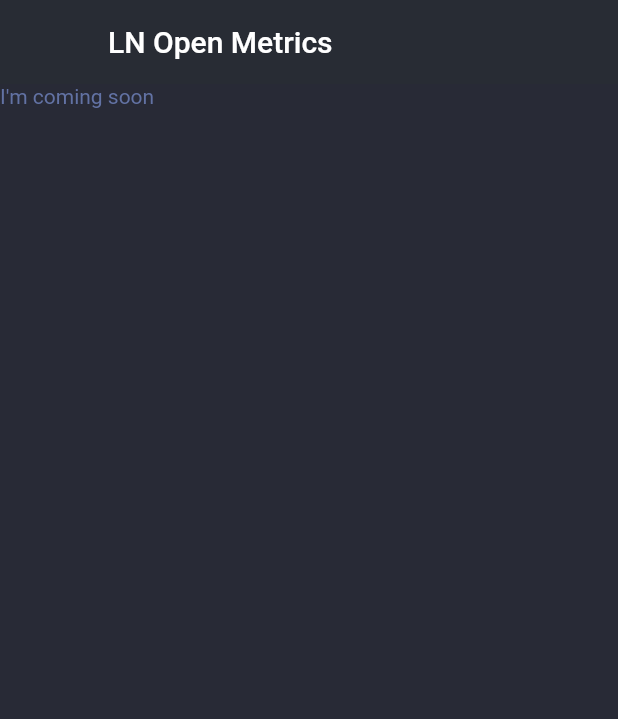
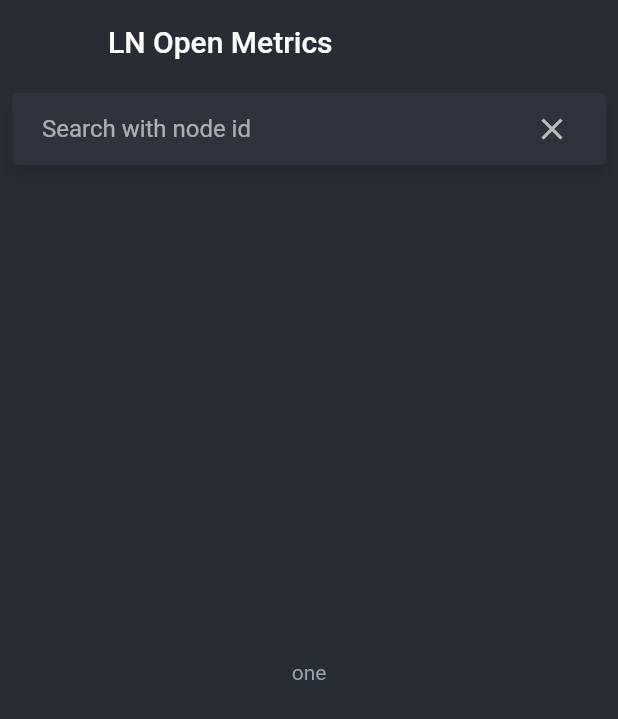
Before and after one commit to LNOpenMetrics/lnmetrics.client, a Flutter app: the screen it shows after launch, on a phone screen of 412 x 824 dp. Shown: the top 719 px of the screen. Run offline on Flutter 3.47's test engine with Material 2 defaults, Android fonts, the phone set to English and light mode, and no system bars; drawn by our look-alikes of material_floating_search_bar.

Commit message:
Starting to design the home view
Signed-off-by: Vincenzo Palazzo <vincenzopalazzodev@gmail.com>

```diff
--- /dev/null
+++ b/lib/model/LNNode.dart
@@ -0,0 +1,4 @@
+class LNNode {
+  final String nodeId;
+  LNNode({required this.nodeId});
+}
--- /dev/null
+++ b/lib/model/peer_metric_one.dart
@@ -0,0 +1,4 @@
+class PeerMetricOne {
+  late final int nodeId;
+  //TODO fill this information
+}
--- a/lib/themes/lnmetrics_dark_night.dart
+++ b/lib/themes/lnmetrics_dark_night.dart
@@ -17,7 +17,16 @@ class LNMetricsDarkNight extends LNMetricsThemeApp {
       brightness: Brightness.dark,
       primaryColor: const Color.fromARGB(255, 209, 154, 102),
       backgroundColor: const Color.fromARGB(255, 40, 44, 52),
-      cardColor: const Color.fromARGB(255, 40, 44, 52),
+      primaryTextTheme: const TextTheme(
+        bodyText1: TextStyle(),
+        bodyText2: TextStyle(),
+        headline5: TextStyle(fontWeight: FontWeight.bold),
+        caption: TextStyle(fontStyle: FontStyle.normal, fontSize: 13),
+      ).apply(
+        bodyColor: const Color.fromARGB(255, 151, 159, 173),
+        decorationColor: const Color.fromARGB(255, 151, 159, 173),
+      ),
+      cardColor: const Color.fromARGB(255, 47, 51, 61),
       selectedRowColor: const Color.fromARGB(255, 72, 79, 114),
       dialogBackgroundColor: const Color.fromARGB(255, 30, 30, 30),
       disabledColor: const Color.fromARGB(255, 98, 114, 164),
@@ -36,9 +45,9 @@ class LNMetricsDarkNight extends LNMetricsThemeApp {
             borderSide: BorderSide(color: Color.fromARGB(255, 98, 114, 164))),
         focusedBorder: OutlineInputBorder(
             borderSide: BorderSide(color: Color.fromARGB(255, 255, 121, 197))),
-        labelStyle: TextStyle(color: Color.fromARGB(255, 98, 114, 164)),
-        prefixStyle: TextStyle(color: Color.fromARGB(255, 98, 114, 164)),
-        suffixStyle: TextStyle(color: Color.fromARGB(255, 98, 114, 164)),
+        labelStyle: TextStyle(color: Color.fromARGB(255, 151, 159, 173)),
+        prefixStyle: TextStyle(color: Color.fromARGB(255, 151, 159, 173)),
+        suffixStyle: TextStyle(color: Color.fromARGB(255, 151, 159, 173)),
       ),
       textTheme: const TextTheme(
         bodyText1: TextStyle(),
@@ -46,11 +55,11 @@ class LNMetricsDarkNight extends LNMetricsThemeApp {
         headline5: TextStyle(fontWeight: FontWeight.bold),
         caption: TextStyle(fontStyle: FontStyle.normal, fontSize: 13),
       ).apply(
-        bodyColor: const Color.fromARGB(255, 98, 114, 164),
-        decorationColor: const Color.fromARGB(255, 98, 114, 164),
+        bodyColor: const Color.fromARGB(255, 151, 159, 173),
+        decorationColor: const Color.fromARGB(255, 151, 159, 173),
       ),
       iconTheme: Theme.of(context).iconTheme.copyWith(
-            color: const Color.fromARGB(255, 98, 114, 164),
+            color: const Color.fromARGB(255, 151, 159, 173),
           ),
       appBarTheme: const AppBarTheme(
         color: Color.fromARGB(255, 40, 44, 52),
--- a/lib/views/home/home_view.dart
+++ b/lib/views/home/home_view.dart
@@ -1,4 +1,6 @@
+import 'package:client/model/LNNode.dart';
 import 'package:flutter/material.dart';
+import 'package:material_floating_search_bar/material_floating_search_bar.dart';
 
 class HomeView extends StatelessWidget {
   const HomeView({Key? key, required this.title}) : super(key: key);
@@ -8,6 +10,7 @@ class HomeView extends StatelessWidget {
   @override
   Widget build(BuildContext context) {
     return Scaffold(
+        backgroundColor: Theme.of(context).backgroundColor,
         appBar: AppBar(
           title: Text(title),
           centerTitle: false,
@@ -15,7 +18,92 @@ class HomeView extends StatelessWidget {
           elevation: 0,
           leading: Container(),
         ),
-        floatingActionButtonLocation: FloatingActionButtonLocation.endFloat,
-        body: const Text("I'm coming soon"));
+        body: Stack(
+          fit: StackFit.expand,
+          children: [
+            _buildMainView(context),
+            _buildFloatingSearchBar(context),
+          ],
+        ));
+  }
+
+  Widget _buildMainView(BuildContext context) {
+    return Column(
+      children: [
+        Spacer(),
+        Expanded(child: _buildScrollView(context))
+      ],
+    );
+  }
+
+  /// Build the search bar.
+  Widget _buildFloatingSearchBar(BuildContext context) {
+    final isPortrait =
+        MediaQuery.of(context).orientation == Orientation.portrait;
+
+    return FloatingSearchBar(
+      backgroundColor: Theme.of(context).cardColor,
+      hint: 'Search with node id',
+      scrollPadding: const EdgeInsets.only(top: 16, bottom: 56),
+      transitionDuration: const Duration(milliseconds: 800),
+      transitionCurve: Curves.easeInOut,
+      physics: const BouncingScrollPhysics(),
+      axisAlignment: isPortrait ? 0.0 : 0.0,
+      openAxisAlignment: 0.0,
+      width: isPortrait ? 600 : 500,
+      debounceDelay: const Duration(milliseconds: 500),
+      onQueryChanged: (query) {
+        // Call your model, bloc, controller here.
+      },
+      // Specify a custom transition to be used for
+      // animating between opened and closed stated.
+      transition: CircularFloatingSearchBarTransition(),
+      actions: [
+        FloatingSearchBarAction(
+          showIfOpened: false,
+          child: IconButton(
+            icon: const Icon(Icons.close),
+            onPressed: () {},
+          ),
+        ),
+        FloatingSearchBarAction.searchToClear(
+          showIfClosed: false,
+        ),
+      ],
+      builder: (context, transition) {
+        return ClipRRect(
+          borderRadius: BorderRadius.circular(8),
+          child: Material(
+            color: Colors.white,
+            elevation: 4.0,
+            child: Column(
+              mainAxisSize: MainAxisSize.min,
+              children: Colors.accents.map((color) {
+                return Container(height: 112, color: color);
+              }).toList(),
+            ),
+          ),
+        );
+      },
+    );
+  }
+
+  /// Build the scroll view with all the informations
+  Widget _buildScrollView(BuildContext context) {
+    var nodes = [LNNode(nodeId: "one")];
+    return CustomScrollView(slivers: [
+      SliverList(
+          delegate: SliverChildBuilderDelegate(
+        (BuildContext context, int index) {
+          return Center(child: _buildLNNodeCard(context, nodes[index]));
+        },
+        childCount: nodes.length,
+      ))
+    ]);
+  }
+
+  /// Build card view about the node
+  Widget _buildLNNodeCard(BuildContext context, LNNode node) {
+    return Text(node.nodeId);
   }
 }
--- a/pubspec.yaml
+++ b/pubspec.yaml
@@ -37,6 +37,7 @@ dependencies:
   http: ^0.13.4
   dotenv: ^3.0.0
   logger: ^1.1.0
+  material_floating_search_bar: ^0.3.6
 
 dev_dependencies:
   flutter_test:
```
Also changed, not shown: pubspec.lock.
